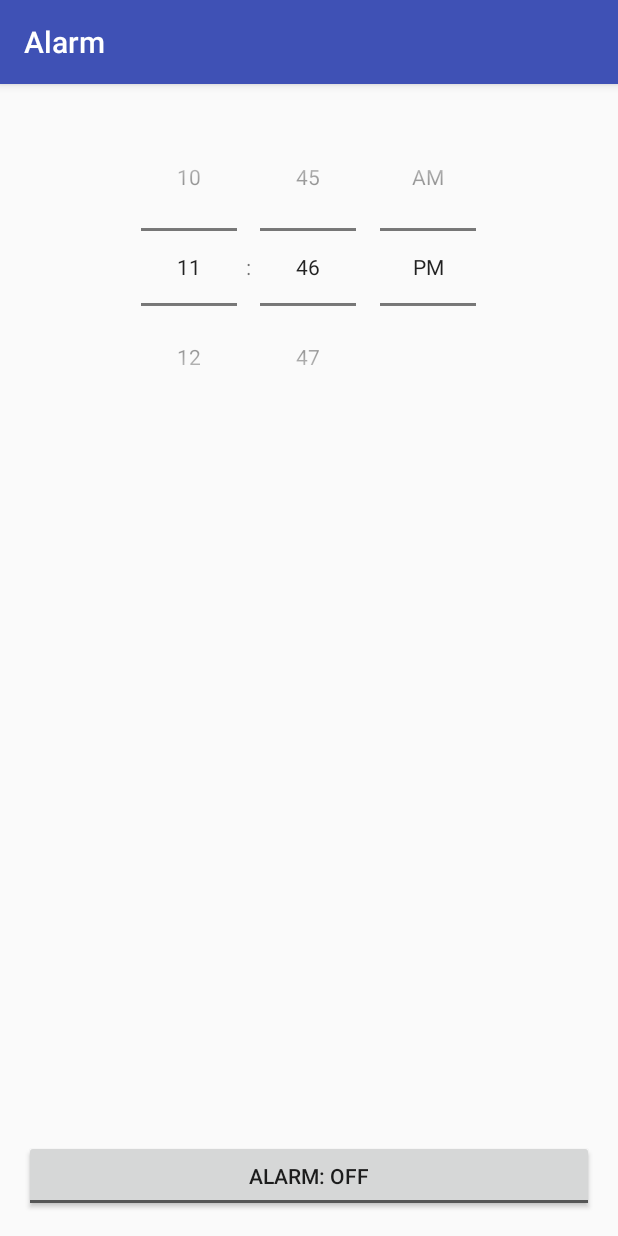
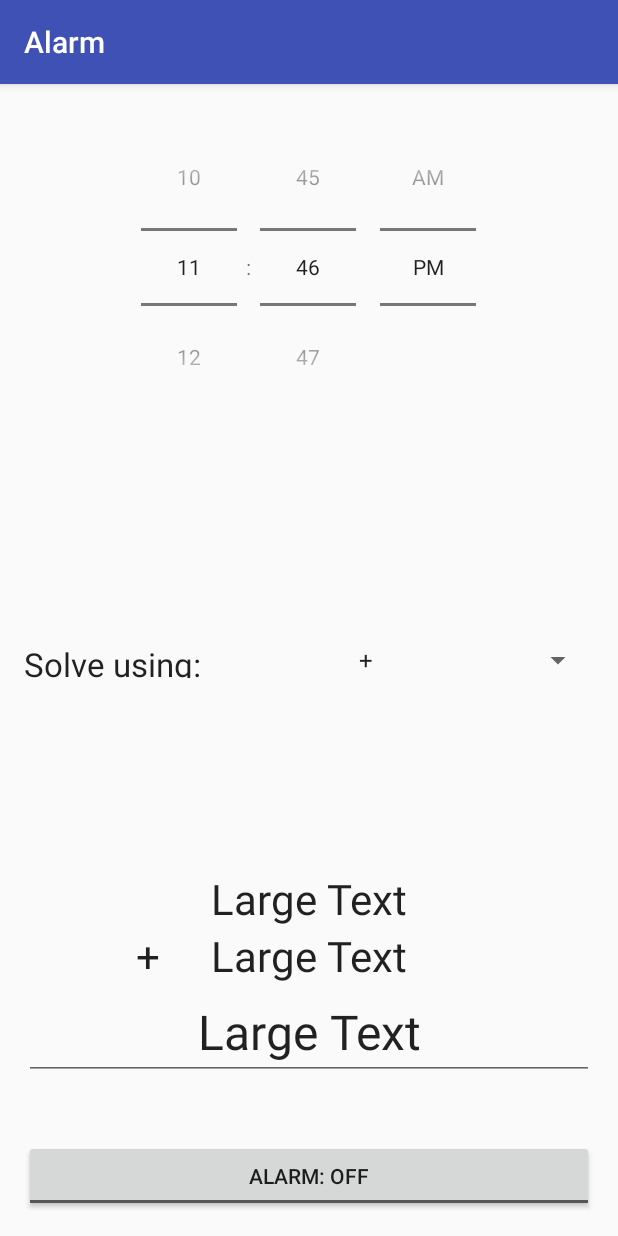
Before and after one commit to Pidgens/alarms, an Android app: the screen it shows after launch (MainActivity), on a phone screen of 412 x 824 dp. Run offline under Robolectric (Android 15) with nearby library versions, the phone set to English and light mode, and no system bars.

Commit message:
new features

```diff
--- a/app/src/main/AndroidManifest.xml
+++ b/app/src/main/AndroidManifest.xml
@@ -18,7 +18,6 @@
                 <category android:name="android.intent.category.LAUNCHER" />
             </intent-filter>
         </activity>
-        <activity android:name=".PatternActivity"></activity>
         <service
             android:name=".AlarmService"
             android:enabled="true">
--- a/app/src/main/java/com/example/derekchiu/alarm/AlarmReceiver.java
+++ b/app/src/main/java/com/example/derekchiu/alarm/AlarmReceiver.java
@@ -15,6 +15,7 @@ import android.text.TextWatcher;
 import android.util.Log;
 import android.view.View;
 import android.widget.EditText;
+import android.widget.Spinner;
 import android.widget.TextView;
 import android.widget.ToggleButton;
 
@@ -25,8 +26,8 @@ import java.util.Random;
  */
 public class AlarmReceiver extends WakefulBroadcastReceiver {
 
-    private TextView val1;
-    private TextView val2;
+    private TextView val1, val2, operation;
+    private Spinner operationSpinner;
     private EditText inputVal;
     private boolean isRinging = false;
     private ToggleButton toggleButton;
@@ -44,6 +45,9 @@ public class AlarmReceiver extends WakefulBroadcastReceiver {
         val1 = (TextView) inst.findViewById(R.id.val1);
         val2 = (TextView) inst.findViewById(R.id.val2);
         inputVal = (EditText) inst.findViewById(R.id.inputVal);
+        operation = (TextView) inst.findViewById(R.id.operation);
+        operationSpinner = (Spinner) inst.findViewById(R.id.operationSpinner);
+
         isRinging = true;
         myValue = 0;
         val1.setVisibility(View.VISIBLE);
@@ -58,9 +62,28 @@ public class AlarmReceiver extends WakefulBroadcastReceiver {
         int i2 = r2.nextInt(500-100) + 100;
         val2.setText(Integer.toString(i2));
 
-        final int endVal = i1 + i2;
+        String operationString = operation.getText().toString();
+        int endValIntermediate = 0;
+        switch (operationString)
+        {
+            case "+":
+                endValIntermediate = i1 + i2;
+                break;
+            case "-":
+                endValIntermediate = i1 - i2;
+                break;
+            case "×":
+                endValIntermediate = i1 * i2;
+                break;
+            case "÷":
+                endValIntermediate = i1 / i2;
+                break;
 
-        inputVal.setText(String.valueOf(0));
+        }
+        final int endVal = endValIntermediate;
+
+
+        inputVal.setText("");
 
         Uri notification = RingtoneManager.getDefaultUri(RingtoneManager.TYPE_NOTIFICATION);
         final MediaPlayer player = MediaPlayer.create(inst, notification);
--- a/app/src/main/java/com/example/derekchiu/alarm/MainActivity.java
+++ b/app/src/main/java/com/example/derekchiu/alarm/MainActivity.java
@@ -10,7 +10,9 @@ import android.os.Bundle;
 import android.support.v7.app.AppCompatActivity;
 import android.util.Log;
 import android.view.View;
-import android.widget.EditText;
+import android.widget.AdapterView;
+import android.widget.ArrayAdapter;
+import android.widget.Spinner;
 import android.widget.TextView;
 import android.widget.TimePicker;
 import android.widget.ToggleButton;
@@ -21,12 +23,11 @@ public class MainActivity extends AppCompatActivity {
 
     private AlarmManager alarmManager;
     private TimePicker timePicker;
-    private TextView nextAlarm;
-    private EditText iterate;
+    private Spinner operationSpinner;
     private PendingIntent pendingIntent;
     private ToggleButton toggleButton;
     private static MainActivity inst;
-    private TextView alarmStatus;
+    private TextView val1, val2, inputVal, operation;
     private boolean togggled;
     private int alarm_minute;
     private int hour;
@@ -53,6 +54,34 @@ public class MainActivity extends AppCompatActivity {
         setContentView(R.layout.activity_main);
         timePicker = (TimePicker) findViewById(R.id.timePicker);
         toggleButton = (ToggleButton) findViewById(R.id.toggleButton);
+        operationSpinner = (Spinner) findViewById(R.id.operationSpinner);
+        operation = (TextView) findViewById(R.id.operation);
+        val1 = (TextView) findViewById(R.id.val1);
+        val2 = (TextView) findViewById(R.id.val2);
+        inputVal = (TextView) findViewById(R.id.inputVal);
+
+//        val1.setVisibility(View.INVISIBLE);
+//        val2.setVisibility(View.INVISIBLE);
+//        inputVal.setVisibility(View.INVISIBLE);
+//        operation.setVisibility(View.INVISIBLE);
+
+        ArrayAdapter<CharSequence> adapter = ArrayAdapter.createFromResource(this, R.array.operations, R.layout.my_spinner_textview);
+        adapter.setDropDownViewResource(R.layout.my_spinner_textview);
+        operationSpinner.setAdapter(adapter);
+
+        operationSpinner.setOnItemSelectedListener(new AdapterView.OnItemSelectedListener() {
+            @Override
+            public void onItemSelected(AdapterView<?> parent, View view, int position, long id) {
+                operation.setText(operationSpinner.getSelectedItem().toString());
+            }
+
+            @Override
+            public void onNothingSelected(AdapterView<?> parent) {
+            }
+        });
+
+
+
         alarmManager = (AlarmManager) getSystemService(ALARM_SERVICE);
 
         timePicker.setOnTimeChangedListener(new TimePicker.OnTimeChangedListener() {
--- a/app/src/main/java/com/example/derekchiu/alarm/PatternActivity.java
+++ /dev/null
@@ -1,19 +0,0 @@
-package com.example.derekchiu.alarm;
-
-import android.os.Bundle;
-import android.support.v7.app.AppCompatActivity;
-
-/**
- * Created by derekchiu on 4/1/16.
- */
-public class PatternActivity extends AppCompatActivity {
-
-    @Override
-    protected void onCreate(Bundle savedInstanceState) {
-        super.onCreate(savedInstanceState);
-        setContentView(R.layout.patterns);
-
-
-    }
-
-}
--- a/app/src/main/res/layout/activity_main.xml
+++ b/app/src/main/res/layout/activity_main.xml
@@ -34,14 +34,12 @@
         android:layout_width="wrap_content"
         android:layout_height="wrap_content"
         android:textAppearance="?android:attr/textAppearanceLarge"
-        android:text="0"
+        android:text="Large Text"
         android:id="@+id/val1"
-        android:visibility="invisible"
-        android:layout_centerVertical="true"
-        android:layout_alignRight="@+id/val2"
-        android:layout_alignEnd="@+id/val2"
-        android:layout_alignLeft="@+id/val2"
-        android:layout_alignStart="@+id/val2" />
+        android:visibility="visible"
+        android:layout_above="@+id/val2"
+        android:layout_centerHorizontal="true"
+        android:textSize="28dp" />
 
     <TextView
         android:layout_width="wrap_content"
@@ -49,19 +47,65 @@
         android:textAppearance="?android:attr/textAppearanceLarge"
         android:text="Large Text"
         android:id="@+id/val2"
-        android:layout_below="@+id/val1"
-        android:visibility="invisible"
-        android:layout_centerHorizontal="true" />
+        android:visibility="visible"
+        android:layout_above="@+id/inputVal"
+        android:layout_centerHorizontal="true"
+        android:textSize="28dp" />
 
     <EditText
         android:layout_width="wrap_content"
         android:layout_height="wrap_content"
         android:textAppearance="?android:attr/textAppearanceLarge"
         android:text="Large Text"
-        android:visibility="invisible"
+        android:visibility="visible"
+        android:imeOptions="actionDone"
+        android:gravity="center"
+        android:singleLine="true"
+        android:inputType="number"
+        android:layout_above="@+id/toggleButton"
+        android:layout_marginBottom="40dp"
+        android:layout_alignRight="@+id/toggleButton"
+        android:layout_alignEnd="@+id/toggleButton"
         android:id="@+id/inputVal"
-        android:layout_below="@+id/val2"
-        android:imeOptions="actionDone"
-        android:layout_centerHorizontal="true" />
+        android:layout_alignParentLeft="true"
+        android:layout_alignParentStart="true"
+        android:textSize="32dp" />
+
+    <TextView
+        android:layout_width="wrap_content"
+        android:layout_height="wrap_content"
+        android:textAppearance="?android:attr/textAppearanceLarge"
+        android:text="OK"
+        android:id="@+id/operation"
+        android:layout_above="@+id/inputVal"
+        android:layout_toLeftOf="@+id/val2"
+        android:layout_toStartOf="@+id/val2"
+        android:layout_marginRight="34dp"
+        android:layout_marginEnd="34dp"
+        android:textSize="28dp" />
+
+    <Spinner
+        android:layout_width="wrap_content"
+        android:layout_height="wrap_content"
+        android:id="@+id/operationSpinner"
+        android:spinnerMode="dropdown"
+        android:layout_centerVertical="true"
+        android:layout_alignParentRight="true"
+        android:layout_alignParentEnd="true"
+        android:layout_toRightOf="@+id/operation"
+        android:layout_toEndOf="@+id/operation" />
+
+    <TextView
+        android:layout_width="wrap_content"
+        android:layout_height="wrap_content"
+        android:textAppearance="?android:attr/textAppearanceLarge"
+        android:text="Solve using:"
+        android:id="@+id/textView"
+        android:textSize="22dp"
+        android:gravity="center"
+        android:layout_alignTop="@+id/operationSpinner"
+        android:layout_alignParentLeft="true"
+        android:layout_alignParentStart="true"
+        android:layout_alignBottom="@+id/operationSpinner" />
 
 </RelativeLayout>
--- /dev/null
+++ b/app/src/main/res/layout/my_spinner_textview.xml
@@ -0,0 +1,7 @@
+<?xml version="1.0" encoding="utf-8"?>
+<TextView
+    xmlns:android="http://schemas.android.com/apk/res/android"
+    style="?android:attr/spinnerItemStyle"
+    android:layout_width="fill_parent"
+    android:layout_height="wrap_content"
+    android:gravity="center" />
--- a/app/src/main/res/layout/patterns.xml
+++ /dev/null
@@ -1,13 +0,0 @@
-<?xml version="1.0" encoding="utf-8"?>
-<RelativeLayout xmlns:android="http://schemas.android.com/apk/res/android"
-    android:orientation="vertical" android:layout_width="match_parent"
-    android:layout_height="match_parent">
-
-    <TextView
-        android:layout_width="wrap_content"
-        android:layout_height="wrap_content"
-        android:textAppearance="?android:attr/textAppearanceLarge"
-        android:text="Large Text"
-        android:id="@+id/textView2"
-        android:layout_gravity="center_horizontal" />
-</RelativeLayout>
--- a/app/src/main/res/values/strings.xml
+++ b/app/src/main/res/values/strings.xml
@@ -1,3 +1,11 @@
 <resources>
     <string name="app_name">Alarm</string>
+
+    <string-array name="operations">
+        <item>+</item>
+        <item>-</item>
+        <item>×</item>
+        <item>÷</item>
+    </string-array>
+
 </resources>
```
